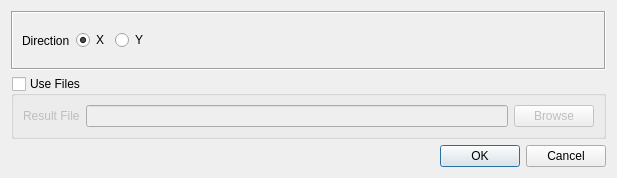
Old version of the form applications/cfactor/widgets/show_weakness.ui in the repository ebrahimraeyat/civilTools.
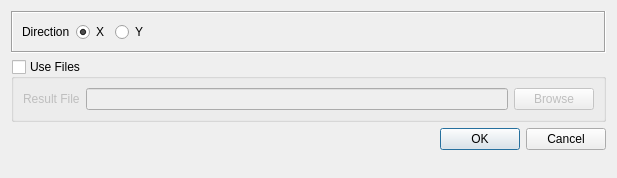
New version of the form.

Patch:
```diff
--- a/applications/cfactor/widgets/show_weakness.ui
+++ b/applications/cfactor/widgets/show_weakness.ui
@@ -108,6 +108,19 @@
      </property>
     </widget>
    </item>
+   <item>
+    <spacer name="verticalSpacer">
+     <property name="orientation">
+      <enum>Qt::Vertical</enum>
+     </property>
+     <property name="sizeHint" stdset="0">
+      <size>
+       <width>20</width>
+       <height>40</height>
+      </size>
+     </property>
+    </spacer>
+   </item>
   </layout>
  </widget>
  <resources>
```
